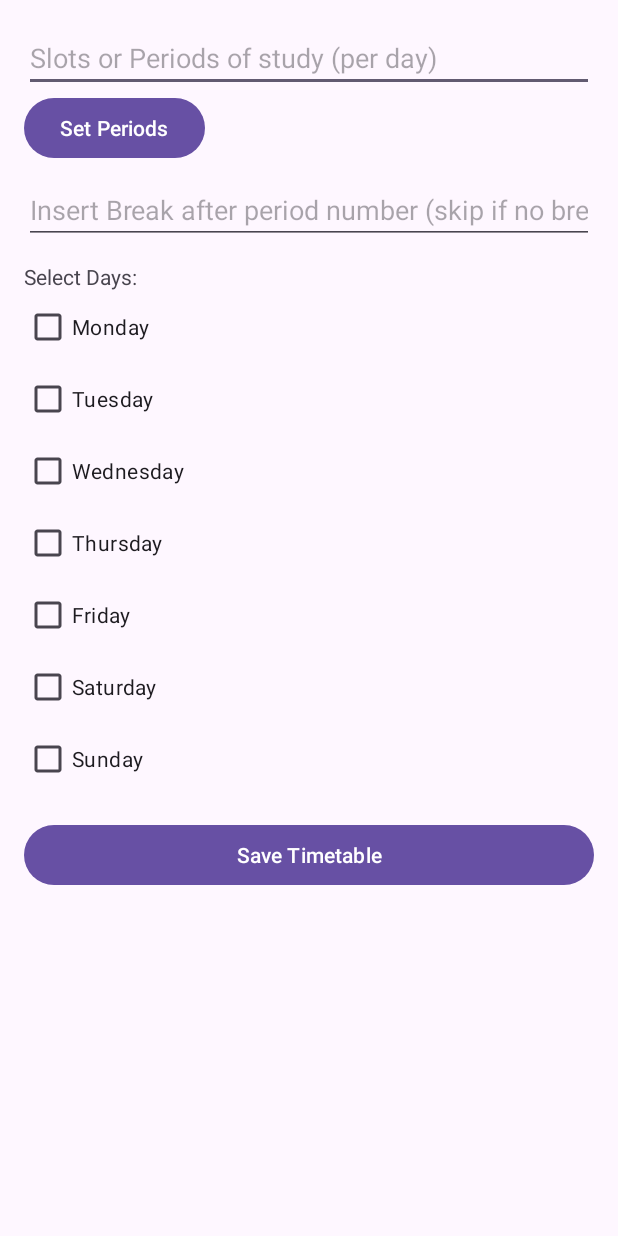
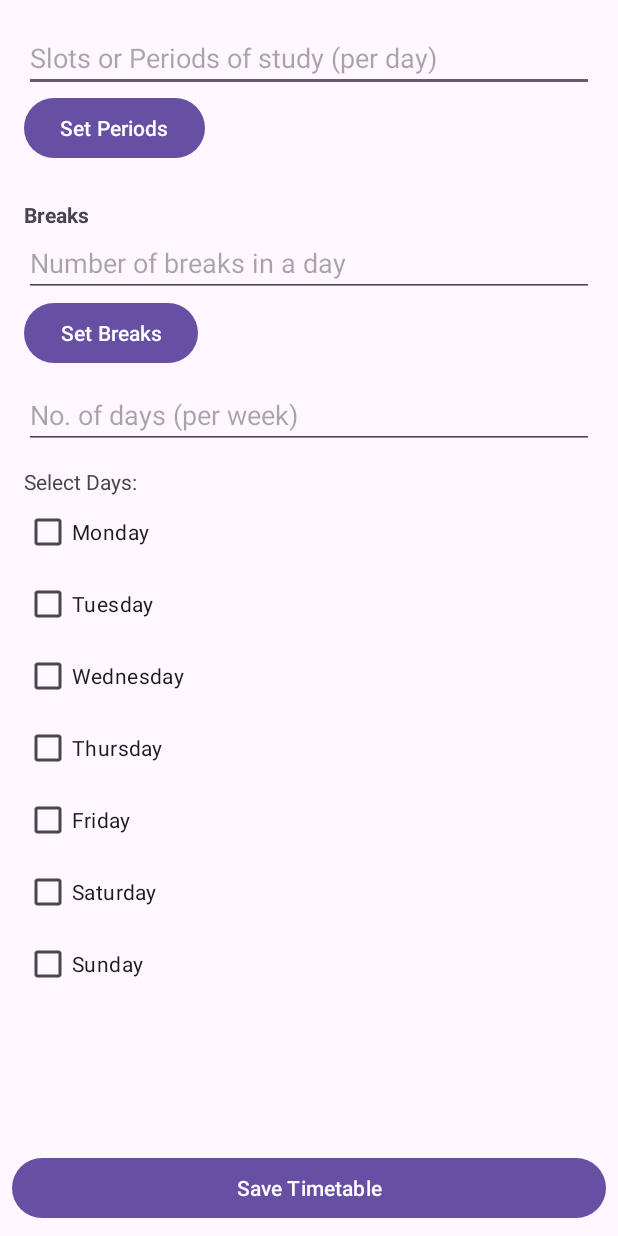
Before and after one commit to balugavade/Timetable_Scheduler1, an Android app: the DaysPeriodsActivity screen opened directly, with no data from a screen before it, on a phone screen of 412 x 824 dp. Run offline under Robolectric (Android 15) with nearby library versions, the phone set to English and light mode, and no system bars; libraries missing offline, so code that uses them is left out: com.parse.

Commit message:
new activity with No of classes in a week and no of classes in a day with start and end time and breaks.

```diff
--- a/app/src/main/AndroidManifest.xml
+++ b/app/src/main/AndroidManifest.xml
@@ -17,7 +17,8 @@
         android:theme="@style/Theme.TimetableScheduler">
         <activity
             android:name=".DaysPeriodsActivity"
-            android:exported="false" />
+            android:windowSoftInputMode="adjustResize" />
+
         <activity
             android:name=".MainActivity"
             android:exported="true">
--- a/app/src/main/res/layout/activity_days_periods.xml
+++ b/app/src/main/res/layout/activity_days_periods.xml
@@ -1,14 +1,24 @@
 <?xml version="1.0" encoding="utf-8"?>
-<ScrollView xmlns:android="http://schemas.android.com/apk/res/android"
+<RelativeLayout xmlns:android="http://schemas.android.com/apk/res/android"
     android:layout_width="match_parent"
     android:layout_height="match_parent">
 
+    <!-- Scrollable content -->
+    <ScrollView
+        android:id="@+id/scrollView"
+        android:layout_width="match_parent"
+        android:layout_height="match_parent"
+        android:layout_above="@+id/btnSaveTimetable"
+        android:fillViewport="true">
+
         <LinearLayout
+            android:id="@+id/contentLayout"
+            android:layout_width="match_parent"
+            android:layout_height="wrap_content"
             android:orientation="vertical"
-        android:padding="16dp"
-        android:layout_width="match_parent"
-        android:layout_height="wrap_content">
+            android:padding="16dp">
 
+            <!-- Periods -->
             <EditText
                 android:id="@+id/etPeriodsPerDay"
                 android:layout_width="match_parent"
@@ -22,21 +32,48 @@
                 android:layout_height="wrap_content"
                 android:text="Set Periods" />
 
-        <!-- Dynamic period rows will be added here -->
             <LinearLayout
                 android:id="@+id/layoutPeriodsContainer"
                 android:layout_width="match_parent"
                 android:layout_height="wrap_content"
                 android:orientation="vertical"
+                android:layout_marginTop="8dp" />
+
+            <!-- Breaks -->
+            <TextView
+                android:layout_width="wrap_content"
+                android:layout_height="wrap_content"
+                android:text="Breaks"
+                android:textStyle="bold"
+                android:layout_marginTop="16dp" />
+
+            <EditText
+                android:id="@+id/etNumBreaks"
+                android:layout_width="match_parent"
+                android:layout_height="wrap_content"
+                android:hint="Number of breaks in a day"
+                android:inputType="number" />
+
+            <Button
+                android:id="@+id/btnGenerateBreakRows"
+                android:layout_width="wrap_content"
+                android:layout_height="wrap_content"
+                android:text="Set Breaks" />
+
+            <LinearLayout
+                android:id="@+id/layoutBreaksContainer"
+                android:layout_width="match_parent"
+                android:layout_height="wrap_content"
+                android:orientation="vertical"
                 android:layout_marginTop="8dp"/>
 
+            <!-- Days per week -->
             <EditText
-            android:id="@+id/etBreakAfter"
+                android:id="@+id/etDaysPerWeek"
                 android:layout_width="match_parent"
                 android:layout_height="wrap_content"
-            android:hint="Insert Break after period number (skip if no break)"
+                android:hint="No. of days (per week)"
                 android:inputType="number" />
-
 
             <TextView
                 android:layout_width="wrap_content"
@@ -80,12 +117,16 @@
                 android:layout_height="wrap_content"
                 android:text="Sunday" />
 
+        </LinearLayout>
+    </ScrollView>
+
+    <!-- Fixed button at the bottom -->
     <Button
         android:id="@+id/btnSaveTimetable"
         android:layout_width="match_parent"
         android:layout_height="wrap_content"
         android:text="Save Timetable"
-            android:layout_marginTop="16dp" />
+        android:layout_alignParentBottom="true"
+        android:layout_margin="8dp" />
 
-    </LinearLayout>
-</ScrollView>
+</RelativeLayout>
```
Also changed, not shown: app/src/main/java/com/example/timetablescheduler/DaysPeriodsActivity.java (+95 -18 lines). Lines whose indentation alone changed are shown as unchanged.
